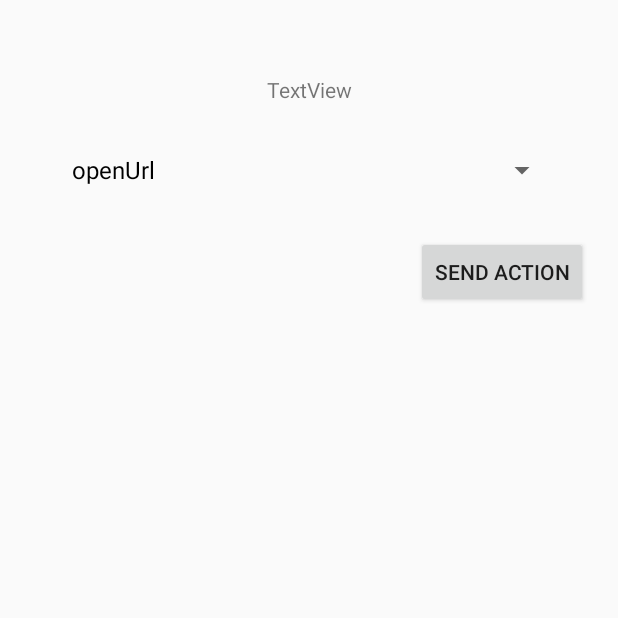
After one commit to jonnytest1/homeautomation, an Android app: the ShareActivity screen opened directly, with no data from a screen before it, on a phone screen of 412 x 824 dp, the top half of it. The commit adds this screen. Run offline under Robolectric (Android 15) with nearby library versions, the phone set to English and light mode, and no system bars; network calls fail.

Commit message:
share sender

```diff
--- a/clients/android/app/src/main/java/com/example/jonathan/barcode/MainActivity.java
+++ b/clients/android/app/src/main/java/com/example/jonathan/barcode/MainActivity.java
@@ -3,6 +3,8 @@ package com.example.jonathan.barcode;
 import android.Manifest;
 import android.content.pm.PackageManager;
 import android.os.Bundle;
+
+import com.example.jonathan.service.registration.Registration;
 
 import java.time.Instant;
 
@@ -19,6 +21,7 @@ public class MainActivity extends FragmentActivity {
 
     @Override
     protected void onCreate(Bundle savedInstanceState) {
+        new Registration(getApplicationContext()).checkRegistration();
         super.onCreate(savedInstanceState);
         setContentView(R.layout.activity_main);
         if(ContextCompat.checkSelfPermission(this, Manifest.permission.CAMERA)!= PackageManager.PERMISSION_GRANTED){
--- a/clients/android/app/src/main/java/com/example/jonathan/barcode/ScannerFragment.java
+++ b/clients/android/app/src/main/java/com/example/jonathan/barcode/ScannerFragment.java
@@ -5,7 +5,7 @@ import android.view.LayoutInflater;
 import android.view.View;
 import android.view.ViewGroup;
 
-import com.example.jonathan.barcode.service.BarcodeSender;
+import com.example.jonathan.service.BarcodeSender;
 import com.google.zxing.Result;
 
 import java.time.Instant;
--- a/clients/android/app/src/main/java/com/example/jonathan/barcode/http/CustomHttp.java
+++ b/clients/android/app/src/main/java/com/example/jonathan/http/CustomHttp.java
@@ -1,4 +1,4 @@
-package com.example.jonathan.barcode.http;
+package com.example.jonathan.http;
 
 import java.io.IOException;
 import java.net.HttpURLConnection;
--- a/clients/android/app/src/main/java/com/example/jonathan/barcode/http/CustomHttpRequest.java
+++ b/clients/android/app/src/main/java/com/example/jonathan/http/CustomHttpRequest.java
@@ -1,4 +1,4 @@
-package com.example.jonathan.barcode.http;
+package com.example.jonathan.http;
 
 import java.io.BufferedWriter;
 import java.io.IOException;
--- a/clients/android/app/src/main/java/com/example/jonathan/barcode/http/CustomResponse.java
+++ b/clients/android/app/src/main/java/com/example/jonathan/http/CustomResponse.java
@@ -1,4 +1,4 @@
-package com.example.jonathan.barcode.http;
+package com.example.jonathan.http;
 
 import com.fasterxml.jackson.core.JsonProcessingException;
 import com.fasterxml.jackson.databind.JsonNode;
--- a/clients/android/app/src/main/java/com/example/jonathan/barcode/service/Startup.java
+++ b/clients/android/app/src/main/java/com/example/jonathan/service/Startup.java
@@ -1,4 +1,4 @@
-package com.example.jonathan.barcode.service;
+package com.example.jonathan.service;
 
 import android.content.BroadcastReceiver;
 import android.content.Context;
--- /dev/null
+++ b/clients/android/app/src/main/java/com/example/jonathan/share/ShareActivity.java
@@ -0,0 +1,58 @@
+package com.example.jonathan.share;
+
+import android.app.Activity;
+import android.content.Intent;
+import android.os.Bundle;
+import android.view.View;
+import android.widget.ArrayAdapter;
+import android.widget.Button;
+import android.widget.Spinner;
+import android.widget.TextView;
+
+import com.example.jonathan.barcode.R;
+import com.example.jonathan.service.ShareSender;
+
+import androidx.annotation.Nullable;
+
+public class ShareActivity extends Activity {
+
+    String sharedText;
+
+
+
+
+    @Override
+    protected void onCreate(@Nullable Bundle savedInstanceState) {
+        super.onCreate(savedInstanceState);
+        sharedText=null;
+        setContentView(R.layout.share);
+
+        Spinner dropdown =findViewById(R.id.actionDropDown);
+        dropdown.setAdapter(new ArrayAdapter<>(this,android.R.layout.simple_spinner_dropdown_item,new String[]{"openUrl"}));
+
+        Intent intent = getIntent();
+        String action = intent.getAction();
+        String type = intent.getType();
+
+        if (Intent.ACTION_SEND.equals(action) && type != null) {
+            if ("text/plain".equals(type)) {
+                sharedText = intent.getStringExtra(Intent.EXTRA_TEXT);
+                if (sharedText != null) {
+                    TextView textView =  (TextView) findViewById(R.id.titleText);
+                    textView.setText(sharedText);
+                }
+            } else if (type.startsWith("image/")) {
+            }
+        } else if (Intent.ACTION_SEND_MULTIPLE.equals(action) && type != null) {
+            if (type.startsWith("image/")) {
+            }
+        }
+
+        Button submitButton = (Button) findViewById(R.id.sendButton);
+        submitButton.setOnClickListener((View view)->{
+            if(sharedText!=null) {
+                new Thread(new ShareSender(sharedText,dropdown.getSelectedItem().toString(),getApplicationContext())).start();
+            }
+        });
+    }
+}
--- /dev/null
+++ b/clients/android/app/src/main/res/layout/share.xml
@@ -0,0 +1,40 @@
+<?xml version="1.0" encoding="utf-8"?>
+<androidx.constraintlayout.widget.ConstraintLayout xmlns:android="http://schemas.android.com/apk/res/android"
+    xmlns:app="http://schemas.android.com/apk/res-auto"
+    xmlns:tools="http://schemas.android.com/tools"
+    android:id="@+id/main"
+    android:layout_width="match_parent"
+    android:layout_height="match_parent">
+
+    <TextView
+        android:id="@+id/titleText"
+        android:layout_width="wrap_content"
+        android:layout_height="wrap_content"
+        android:layout_marginTop="50dp"
+        android:text="TextView"
+        app:layout_constraintEnd_toEndOf="parent"
+        app:layout_constraintStart_toStartOf="parent"
+        app:layout_constraintTop_toTopOf="parent" />
+
+    <Spinner
+        android:id="@+id/actionDropDown"
+        android:layout_width="0dp"
+        android:layout_height="wrap_content"
+        android:layout_marginStart="40dp"
+        android:layout_marginTop="20dp"
+        android:layout_marginEnd="40dp"
+        app:layout_constraintEnd_toEndOf="parent"
+        app:layout_constraintStart_toStartOf="parent"
+        app:layout_constraintTop_toBottomOf="@+id/titleText" />
+
+    <Button
+        android:id="@+id/sendButton"
+        android:layout_width="wrap_content"
+        android:layout_height="wrap_content"
+        android:layout_marginTop="20dp"
+        android:layout_marginEnd="20dp"
+        android:text="send Action"
+        app:layout_constraintEnd_toEndOf="parent"
+        app:layout_constraintTop_toBottomOf="@+id/actionDropDown" />
+
+</androidx.constraintlayout.widget.ConstraintLayout>
--- a/clients/android/app/src/main/res/values/strings.xml
+++ b/clients/android/app/src/main/res/values/strings.xml
@@ -1,5 +1,5 @@
 <resources>
-    <string name="app_name">barcode</string>
+    <string name="app_name">homeautomation</string>
     <string name="action_settings">Settings</string>
     <!-- Strings used for fragments for navigation -->
     <string name="first_fragment_label">First Fragment</string>
--- a/clients/android/settings.gradle
+++ b/clients/android/settings.gradle
@@ -1,2 +1,2 @@
 include ':app'
-rootProject.name = "barcode"
+rootProject.name = "homeautomation"
```
Also changed, not shown: clients/android/app/src/main/AndroidManifest.xml (+7 -0 lines), clients/android/app/src/main/java/com/example/jonathan/barcode/MessagingService.java (+6 -6 lines), clients/android/app/src/main/java/com/example/jonathan/service/BarcodeSender.java (renamed from clients/android/app/src/main/java/com/example/jonathan/barcode/service/BarcodeSender.java, +5 -5 lines), clients/android/app/src/main/java/com/example/jonathan/service/Sender.java (added, +41 -0 lines), clients/android/app/src/main/java/com/example/jonathan/service/ShareSender.java (added, +50 -0 lines), clients/android/app/src/main/java/com/example/jonathan/service/registration/BarcodeSenderRegistration.java (renamed from clients/android/app/src/main/java/com/example/jonathan/barcode/service/registration/SenderRegistration.java, +7 -7 lines), clients/android/app/src/main/java/com/example/jonathan/service/registration/ReceiverRegistration.java (renamed from clients/android/app/src/main/java/com/example/jonathan/barcode/service/registration/ReceiverRegistration.java, +5 -5 lines), clients/android/app/src/main/java/com/example/jonathan/service/registration/Registration.java (renamed from clients/android/app/src/main/java/com/example/jonathan/barcode/service/registration/Registration.java, +6 -6 lines), clients/android/app/src/main/java/com/example/jonathan/service/registration/ShareSenderRegistration.java (added, +38 -0 lines).
